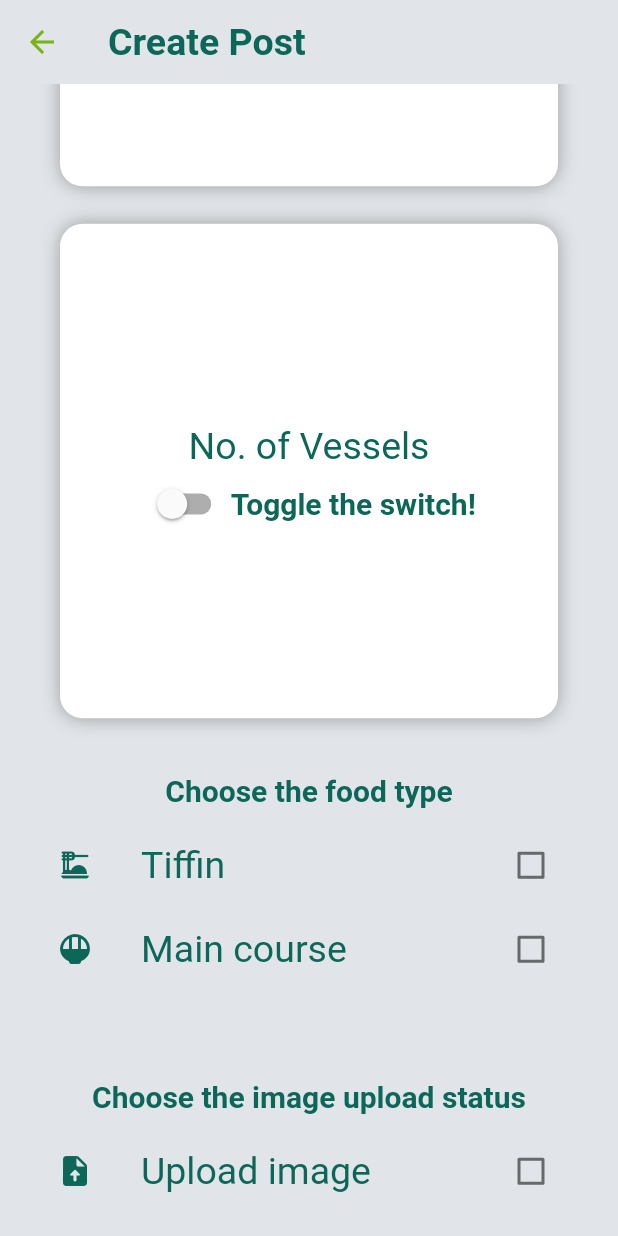
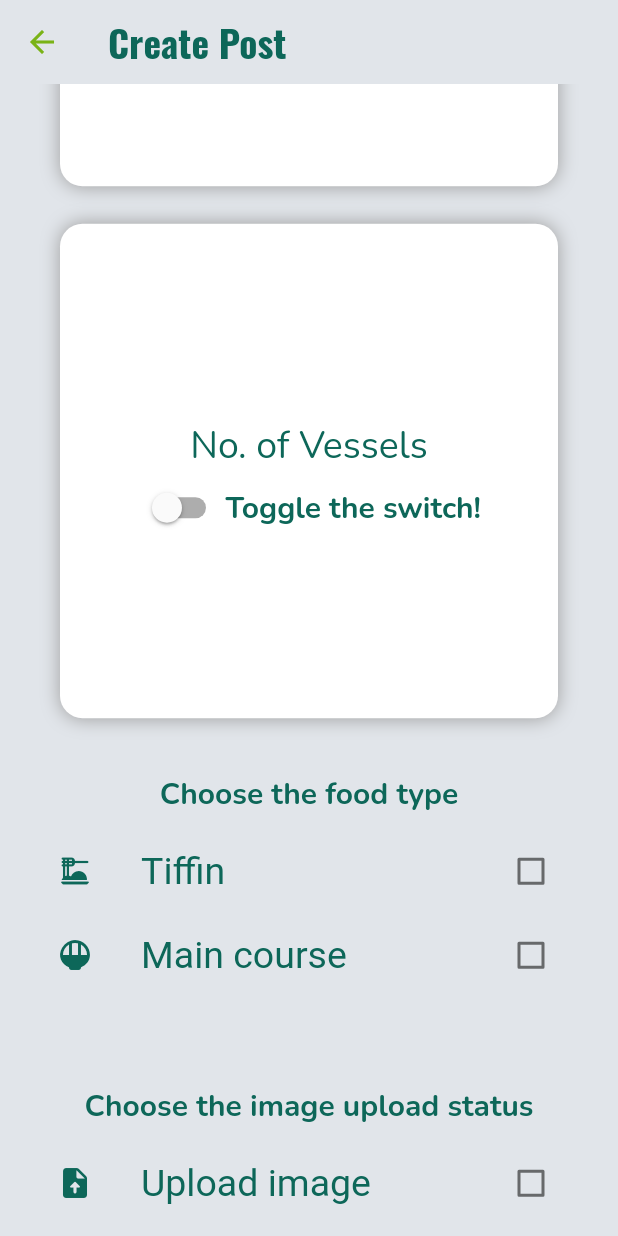
Before and after one commit to KathirvelChandrasekaran/food_for_all, a Flutter app: the CreatePost screen opened directly, scrolled down 1152 dp, on a phone screen of 412 x 824 dp. Run offline on Flutter 3.47's test engine with Material 2 defaults, Android fonts, the phone set to English and light mode, and no system bars; our stand-ins replace carousel_slider, cloud_firestore, firebase_auth, firebase_core, firebase_storage, floating_bottom_navigation_bar and 14 more; missing offline and left inert: geocoder; accounts and stored records are empty; network calls fail.

```diff
--- a/lib/providers/newsFeedProvider.dart
+++ b/lib/providers/newsFeedProvider.dart
@@ -2,6 +2,6 @@ import 'package:flutter_riverpod/flutter_riverpod.dart';
 import 'package:food_for_all/services/newsFeedService.dart';
 import 'package:cloud_firestore/cloud_firestore.dart';
 
-final getNewsFeeds = StreamProvider<QuerySnapshot>(
+final getNewsFeeds = StreamProvider.autoDispose<QuerySnapshot>(
   (_) => NewsFeedService().getPosts(),
 );
--- a/lib/screens/createPost.dart
+++ b/lib/screens/createPost.dart
@@ -4,6 +4,7 @@ import 'package:food_for_all/providers/createPostProvider.dart';
 import 'package:food_for_all/screens/imageUpload.dart';
 import 'package:food_for_all/utils/theming.dart';
 import 'package:food_for_all/widgets/inputs.dart';
+import 'package:google_fonts/google_fonts.dart';
 import 'package:numberpicker/numberpicker.dart';
 
 class CreatePost extends StatefulWidget {
@@ -74,7 +75,7 @@ class _CreatePostState extends State<CreatePost> {
         appBar: AppBar(
           title: Text(
             "Create Post",
-            style: TextStyle(
+            style: GoogleFonts.oswald(
               fontWeight: FontWeight.bold,
               fontSize: 25,
               color: Theme.of(context).primaryColor,
--- a/lib/screens/imageUpload.dart
+++ b/lib/screens/imageUpload.dart
@@ -7,6 +7,7 @@ import 'package:flutter/material.dart';
 import 'package:flutter_riverpod/flutter_riverpod.dart';
 import 'package:food_for_all/providers/createPostProvider.dart';
 import 'package:food_for_all/utils/theming.dart';
+import 'package:google_fonts/google_fonts.dart';
 import 'package:image_cropper/image_cropper.dart';
 import 'package:image_picker/image_picker.dart';
 import 'package:path/path.dart' as Path;
@@ -127,7 +128,7 @@ class _ImageUploadState extends State<ImageUpload> {
         'mainCourse': mainCourse,
         'email': FirebaseAuth.instance.currentUser.email,
         'createdAt': DateTime.now(),
-        'images': 'true',
+        'images': true,
         'url': _uploadedFiles
       },
     );
@@ -143,7 +144,7 @@ class _ImageUploadState extends State<ImageUpload> {
           appBar: AppBar(
             title: Text(
               "Upload image",
-              style: TextStyle(
+              style: GoogleFonts.oswald(
                 fontWeight: FontWeight.bold,
                 fontSize: 25,
                 color: Theme.of(context).primaryColor,
--- a/lib/screens/profile.dart
+++ b/lib/screens/profile.dart
@@ -246,7 +246,7 @@ class _ProfileState extends State<Profile> {
                                       MediaQuery.of(context).size.width * 0.05,
                                 ),
                                 Container(
-                                  height: 100,
+                                  height: 120,
                                   width:
                                       MediaQuery.of(context).size.width * 0.70,
                                   child: Text(
@@ -258,6 +258,9 @@ class _ProfileState extends State<Profile> {
                                   ),
                                 ),
                               ],
+                            ),
+                            SizedBox(
+                              height: 10,
                             ),
                             Row(
                               mainAxisAlignment: MainAxisAlignment.center,
--- a/lib/services/newsFeedService.dart
+++ b/lib/services/newsFeedService.dart
@@ -4,7 +4,10 @@ class NewsFeedService {
   NewsFeedService();
 
   Stream<QuerySnapshot> getPosts() {
-    var snapshots = FirebaseFirestore.instance.collection("Posts").snapshots();
+    var snapshots = FirebaseFirestore.instance
+        .collection("Posts")
+        .orderBy("createdAt", descending: true)
+        .snapshots();
     return snapshots;
   }
 }
--- a/lib/utils/theming.dart
+++ b/lib/utils/theming.dart
@@ -1,5 +1,6 @@
 import 'package:flutter/material.dart';
 import 'package:flutter_riverpod/flutter_riverpod.dart';
+import 'package:google_fonts/google_fonts.dart';
 import 'package:shared_preferences/shared_preferences.dart';
 
 ThemeData darkTheme = ThemeData(
@@ -18,15 +19,15 @@ ThemeData darkTheme = ThemeData(
         0xff7AB317,
       ),
     ),
-    titleTextStyle: TextStyle(
+    titleTextStyle: GoogleFonts.nunito(
       color: Color(0xff0D6759),
     ),
   ),
   textTheme: TextTheme(
-    bodyText1: TextStyle(
+    bodyText1: GoogleFonts.nunito(
       color: Colors.white,
     ),
-    bodyText2: TextStyle(
+    bodyText2: GoogleFonts.nunito(
       color: Colors.white,
     ),
   ),
@@ -47,15 +48,15 @@ ThemeData lightTheme = ThemeData(
         0xff7AB317,
       ),
     ),
-    titleTextStyle: TextStyle(
+    titleTextStyle: GoogleFonts.nunito(
       color: Color(0xff0D6759),
     ),
   ),
   textTheme: TextTheme(
-    bodyText1: TextStyle(
+    bodyText1: GoogleFonts.nunito(
       color: Colors.white,
     ),
-    bodyText2: TextStyle(
+    bodyText2: GoogleFonts.nunito(
       color: Colors.white,
     ),
   ),
--- a/pubspec.yaml
+++ b/pubspec.yaml
@@ -33,6 +33,8 @@ dependencies:
   introduction_screen: ^2.1.0
   image_cropper: ^1.4.0
   timeago: ^3.0.2
+  google_fonts: ^2.1.0
+  carousel_slider: ^3.0.0
 
 dev_dependencies:
   flutter_test:
```
Also changed, not shown: lib/screens/newsFeed.dart (+45 -11 lines), pubspec.lock.
